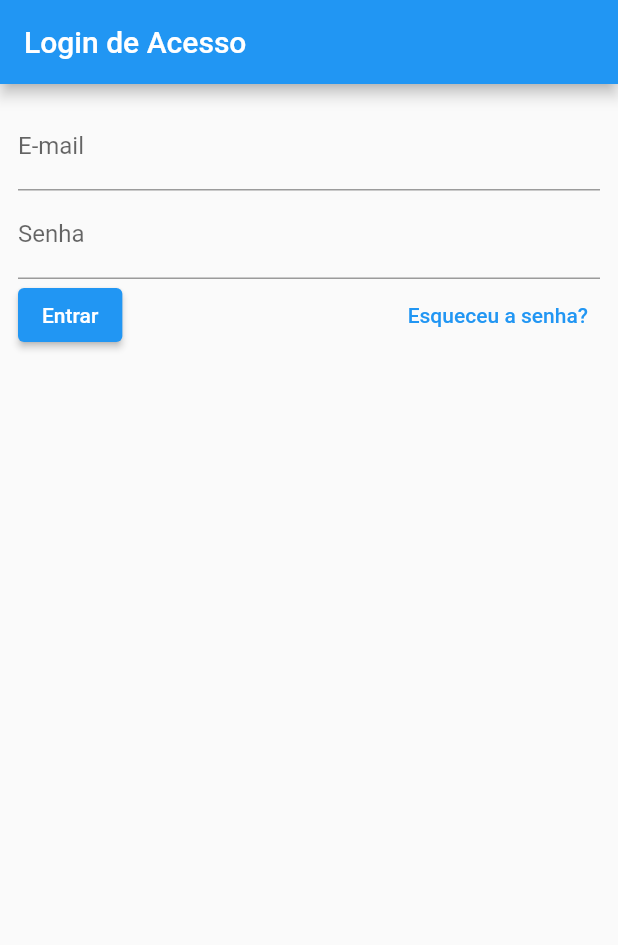
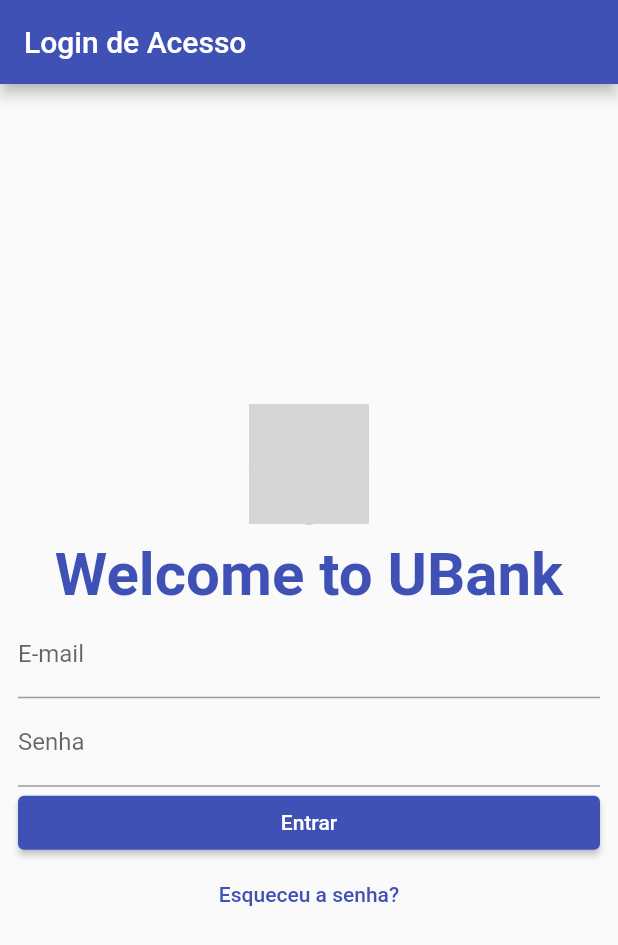
Before and after one commit to mechztcc/flutter-bank, a Flutter app: the screen it shows after launch, on a phone screen of 412 x 824 dp. Shown: the top 945 px of the screen. Run offline on Flutter 3.47's test engine with Material 2 defaults, Android fonts, the phone set to English and light mode, and no system bars; our stand-ins replace flutter_modular, mobx; generated files the repository leaves out were written again; network calls fail; grey boxes are pictures that could not be loaded.

Commit message:
adjusts in login screen

```diff
--- a/lib/app/app_widget.dart
+++ b/lib/app/app_widget.dart
@@ -6,7 +6,7 @@
   Widget build(BuildContext context) {
     return MaterialApp(
       title: 'Flutter Slidy',
-      theme: ThemeData(primarySwatch: Colors.blue),
+      theme: ThemeData(primarySwatch: Colors.indigo),
     ).modular();
   }
 }
--- a/lib/app/modules/users/screens/login_page.dart
+++ b/lib/app/modules/users/screens/login_page.dart
@@ -15,7 +15,12 @@
       appBar: AppBar(
         title: Text(widget.title),
       ),
-      body: LoginFormWidget(),
+      body: Column(
+        mainAxisAlignment: MainAxisAlignment.center,
+        children: [
+          LoginFormWidget(),
+        ],
+      ),
     );
   }
 }
--- a/lib/app/modules/users/widgets/login_form_widget.dart
+++ b/lib/app/modules/users/widgets/login_form_widget.dart
@@ -14,6 +14,22 @@
         padding: const EdgeInsets.all(12.0),
         child: Column(
           children: [
+            Padding(
+              padding: const EdgeInsets.symmetric(vertical: 10),
+              child: CircleAvatar(
+                radius: 40,
+                backgroundImage: NetworkImage(
+                    'https://icons.iconarchive.com/icons/cjdowner/cryptocurrency-flat/1024/Bitcoin-BTC-icon.png'),
+              ),
+            ),
+            Text(
+              'Welcome to UBank',
+              style: TextStyle(
+                fontSize: 40,
+                color: Theme.of(context).colorScheme.secondary,
+                fontWeight: FontWeight.bold,
+              ),
+            ),
             TextFormField(
               controller: _emailController,
               decoration: InputDecoration(
@@ -27,12 +43,15 @@
               ),
               obscureText: true,
             ),
-            Row(
+            Column(
               mainAxisAlignment: MainAxisAlignment.spaceBetween,
               children: [
-                ElevatedButton(
-                  onPressed: () {},
-                  child: Text('Entrar'),
+                SizedBox(
+                  width: double.infinity,
+                  child: ElevatedButton(
+                    onPressed: () {},
+                    child: Text('Entrar'),
+                  ),
                 ),
                 TextButton(
                   onPressed: () {},
```
